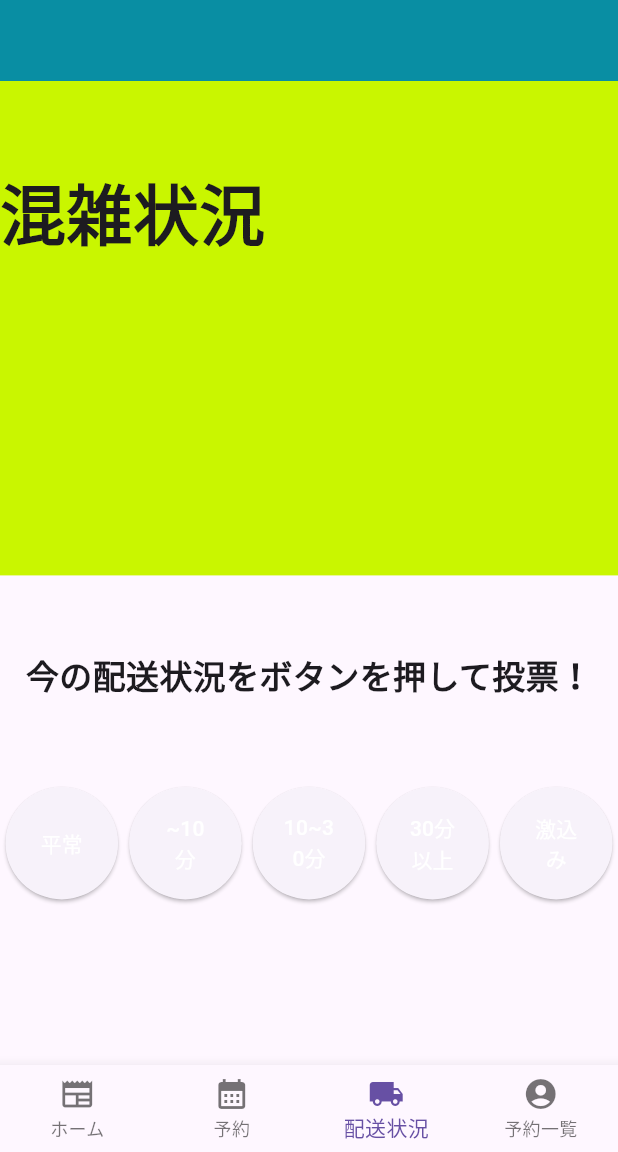
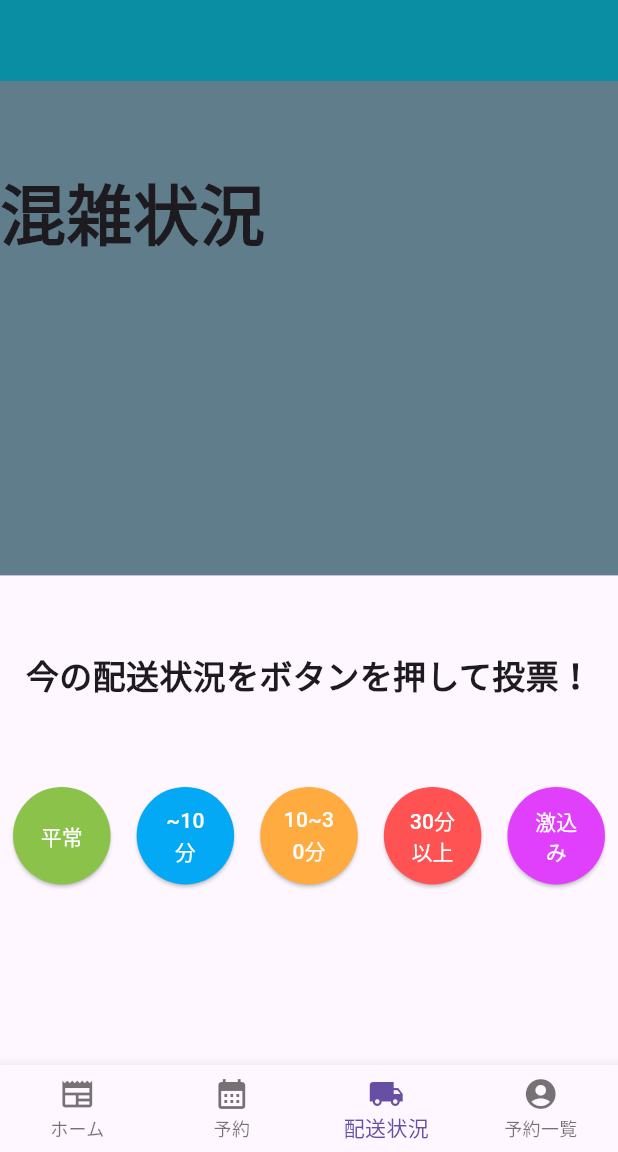
Before and after one commit to IH41jp-ac-hal/TTT, a Flutter app: the screen it shows after launch, item 3 of the bottom bar chosen, on a phone screen of 412 x 824 dp, the part 84-1236 px from its top. Run offline on Flutter 3.47's test engine with Material 3 defaults, Android fonts, the phone set to English and light mode, and no system bars.

Commit message:
dartファイル名変更、配送状況ボタン色設定

```diff
--- a/lib/screens/Information.dart
+++ b/lib/screens/Information.dart
@@ -41,7 +41,7 @@ class InformationScreen extends StatelessWidget {
             Container(
               width: size.width, // 画面の幅を設定
               height: size.height * 0.4, // 画面の高さを設定
-              color: Color.fromARGB(255, 201, 246, 0),
+              color: Colors.blueGrey,
               child: Text(
                 '混雑状況',
                 style: TextStyle(
@@ -62,7 +62,7 @@ class InformationScreen extends StatelessWidget {
                 children: <Widget>[
                   Expanded(
                     child: Container(
-                      height: 75, // ボタンの高さを設定
+                      height: 65, // ボタンの高さを設定
                       child: ElevatedButton(
                         onPressed: () {
                           // ボタン1が押された時の処理
@@ -76,6 +76,7 @@ class InformationScreen extends StatelessWidget {
                           textAlign: TextAlign.center,
                         ),
                         style: ElevatedButton.styleFrom(
+                          backgroundColor: Colors.lightGreen, // ボタンの背景色を赤に設定
                           shape: CircleBorder(),
                         ),
                       ),
@@ -83,10 +84,10 @@ class InformationScreen extends StatelessWidget {
                   ),
                   Expanded(
                     child: Container(
-                      height: 75, // ボタンの高さを設定
+                      height: 65, // ボタンの高さを設定
                       child: ElevatedButton(
                         onPressed: () {
-                          // ボタン1が押された時の処理
+                          // ボタン2が押された時の処理
                         },
                         child: Text(
                           '~10分',
@@ -97,6 +98,7 @@ class InformationScreen extends StatelessWidget {
                           textAlign: TextAlign.center,
                         ),
                         style: ElevatedButton.styleFrom(
+                          backgroundColor: Colors.lightBlue, // ボタンの背景色を赤に設定
                           shape: CircleBorder(),
                         ),
                       ),
@@ -104,10 +106,10 @@ class InformationScreen extends StatelessWidget {
                   ),
                   Expanded(
                     child: Container(
-                      height: 75, // ボタンの高さを設定
+                      height: 65, // ボタンの高さを設定
                       child: ElevatedButton(
                         onPressed: () {
-                          // ボタン1が押された時の処理
+                          // ボタン3が押された時の処理
                         },
                         child: Text(
                           '10~30分',
@@ -118,6 +120,7 @@ class InformationScreen extends StatelessWidget {
                           textAlign: TextAlign.center,
                         ),
                         style: ElevatedButton.styleFrom(
+                          backgroundColor: Colors.orangeAccent, // ボタンの背景色を赤に設定
                           shape: CircleBorder(),
                         ),
                       ),
@@ -125,10 +128,10 @@ class InformationScreen extends StatelessWidget {
                   ),
                   Expanded(
                     child: Container(
-                      height: 75, // ボタンの高さを設定
+                      height: 65, // ボタンの高さを設定
                       child: ElevatedButton(
                         onPressed: () {
-                          // ボタン1が押された時の処理
+                          // ボタン4が押された時の処理
                         },
                         child: Text(
                           '30分以上',
@@ -139,6 +142,7 @@ class InformationScreen extends StatelessWidget {
                           textAlign: TextAlign.center,
                         ),
                         style: ElevatedButton.styleFrom(
+                          backgroundColor: Colors.redAccent, // ボタンの背景色を赤に設定
                           shape: CircleBorder(),
                         ),
                       ),
@@ -146,10 +150,10 @@ class InformationScreen extends StatelessWidget {
                   ),
                   Expanded(
                     child: Container(
-                      height: 75, // ボタンの高さを設定
+                      height: 65, // ボタンの高さを設定
                       child: ElevatedButton(
                         onPressed: () {
-                          // ボタン1が押された時の処理
+                          // ボタン5が押された時の処理
                         },
                         child: Text(
                           '激込み',
@@ -160,6 +164,7 @@ class InformationScreen extends StatelessWidget {
                           textAlign: TextAlign.center,
                         ),
                         style: ElevatedButton.styleFrom(
+                          backgroundColor: Colors.purpleAccent, // ボタンの背景色を赤に設定
                           shape: CircleBorder(),
                         ),
                       ),
--- a/lib/src/app.dart
+++ b/lib/src/app.dart
@@ -2,7 +2,7 @@ import 'package:flutter/material.dart';
 import 'package:trukkertrakker/screens/HomePage.dart';
 import 'package:trukkertrakker/screens/Reservation.dart';
 import 'package:trukkertrakker/screens/Information.dart';
-import 'package:trukkertrakker/screens/List.dart';
+import 'package:trukkertrakker/screens/acount.dart';
 
 class MyApp extends StatelessWidget {
   const MyApp({Key? key}) : super(key: key);
```
Also changed, not shown: lib/screens/acount.dart (renamed from lib/screens/List.dart), pubspec.lock, 2 other files.
